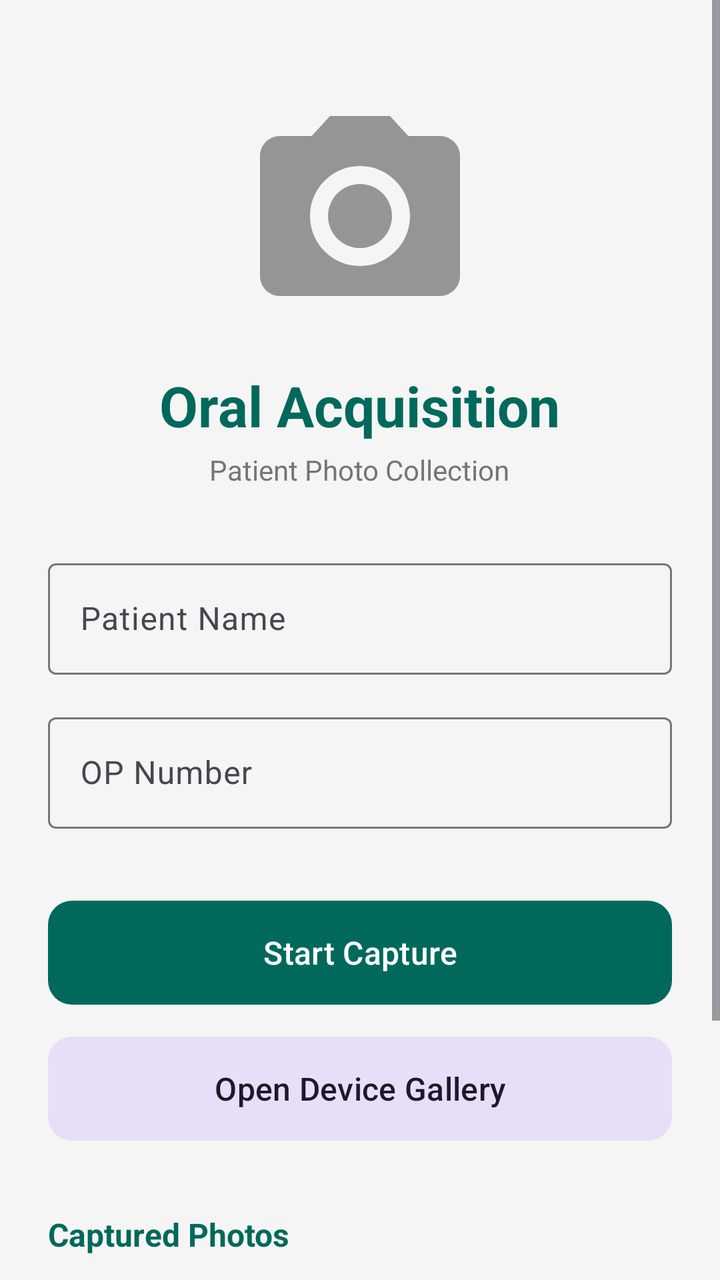
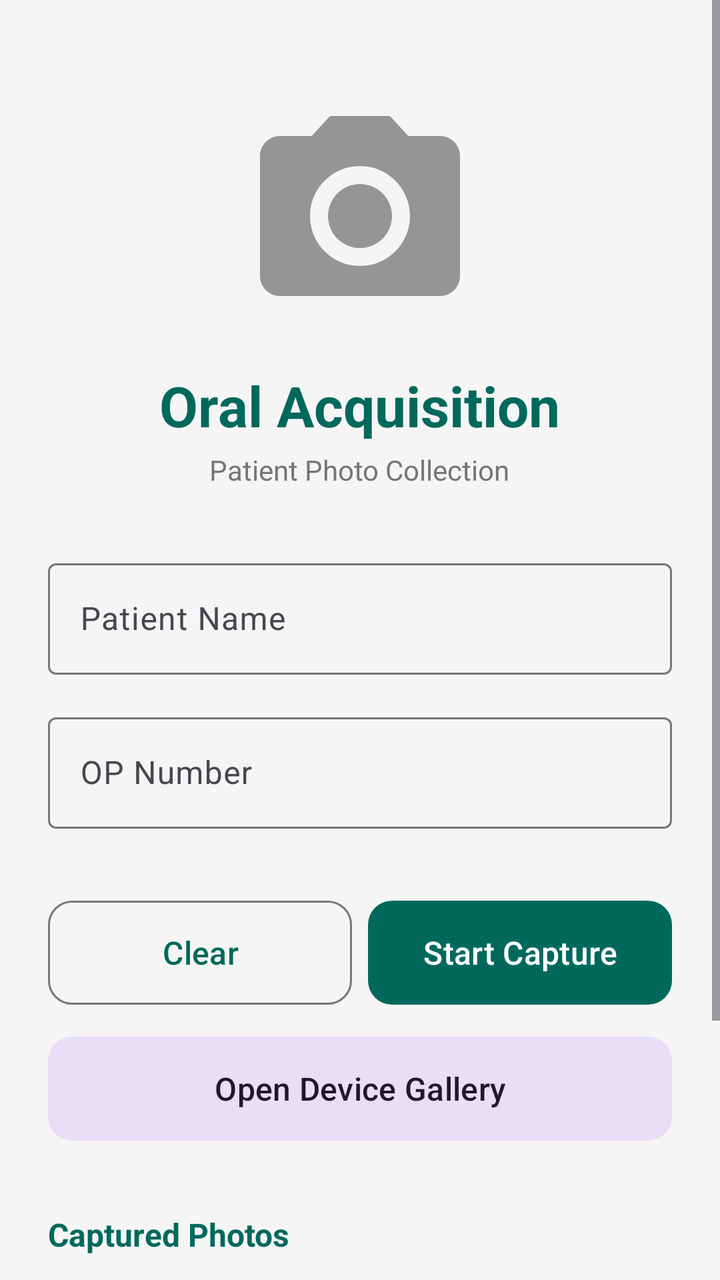

The first picture is an Android layout as it rendered before a commit; the second is the same layout after the commit. The layout source and the unified diff follow.
<!-- AndroidManifest.xml: application theme Theme.OralAcquisition -->
<!-- res/layout/activity_main.xml -->
<?xml version="1.0" encoding="utf-8"?>
<ScrollView xmlns:android="http://schemas.android.com/apk/res/android"
    android:layout_width="match_parent"
    android:layout_height="match_parent"
    android:background="@color/background"
    android:fillViewport="true">

    <LinearLayout
        android:layout_width="match_parent"
        android:layout_height="wrap_content"
        android:orientation="vertical"
        android:padding="24dp">

        <ImageView
            android:layout_width="120dp"
            android:layout_height="120dp"
            android:layout_gravity="center_horizontal"
            android:layout_marginTop="24dp"
            android:contentDescription="@string/app_name"
            android:src="@drawable/ic_camera_placeholder" />

        <TextView
            android:layout_width="wrap_content"
            android:layout_height="wrap_content"
            android:layout_gravity="center_horizontal"
            android:layout_marginTop="16dp"
            android:text="@string/app_name"
            android:textColor="@color/primary"
            android:textSize="28sp"
            android:textStyle="bold" />

        <TextView
            android:layout_width="wrap_content"
            android:layout_height="wrap_content"
            android:layout_gravity="center_horizontal"
            android:layout_marginTop="4dp"
            android:text="Patient Photo Collection"
            android:textColor="@color/text_secondary"
            android:textSize="14sp" />

        <com.google.android.material.textfield.TextInputLayout
            android:layout_width="match_parent"
            android:layout_height="wrap_content"
            android:layout_marginTop="32dp"
            style="@style/Widget.Material3.TextInputLayout.OutlinedBox">
            
            <com.google.android.material.textfield.TextInputEditText
                android:id="@+id/etPatientName"
                android:layout_width="match_parent"
                android:layout_height="wrap_content"
                android:hint="Patient Name"
                android:inputType="textPersonName"
                android:maxLines="1"
                android:textColor="@color/text_primary" />
        </com.google.android.material.textfield.TextInputLayout>

        <com.google.android.material.textfield.TextInputLayout
            android:layout_width="match_parent"
            android:layout_height="wrap_content"
            android:layout_marginTop="16dp"
            style="@style/Widget.Material3.TextInputLayout.OutlinedBox">

            <com.google.android.material.textfield.TextInputEditText
                android:id="@+id/etOpNumber"
                android:layout_width="match_parent"
                android:layout_height="wrap_content"
                android:hint="OP Number"
                android:inputType="textCapCharacters"
                android:maxLines="1"
                android:textColor="@color/text_primary" />
        </com.google.android.material.textfield.TextInputLayout>

        <com.google.android.material.button.MaterialButton
            android:id="@+id/btnStart"
            android:layout_width="match_parent"
            android:layout_height="60dp"
            android:layout_marginTop="32dp"
            android:text="Start Capture"
            android:textSize="16sp"
            app:cornerRadius="12dp"
            xmlns:app="http://schemas.android.com/apk/res-auto" />
            
        <com.google.android.material.button.MaterialButton
            android:id="@+id/btnOpenGallery"
            android:layout_width="match_parent"
            android:layout_height="60dp"
            android:layout_marginTop="8dp"
            android:text="Open Device Gallery"
            android:textSize="16sp"
            style="@style/Widget.Material3.Button.TonalButton"
            app:cornerRadius="12dp"
            xmlns:app="http://schemas.android.com/apk/res-auto" />

        <TextView
            android:layout_width="match_parent"
            android:layout_height="wrap_content"
            android:layout_marginTop="32dp"
            android:text="Captured Photos"
            android:textColor="@color/primary"
            android:textSize="16sp"
            android:textStyle="bold" />

        <com.google.android.material.textfield.TextInputLayout
            android:layout_width="match_parent"
            android:layout_height="wrap_content"
            android:layout_marginTop="16dp"
            android:layout_marginBottom="16dp"
            style="@style/Widget.Material3.TextInputLayout.OutlinedBox.Dense">
            
            <com.google.android.material.textfield.TextInputEditText
                android:id="@+id/etSearchGallery"
                android:layout_width="match_parent"
                android:layout_height="wrap_content"
                android:hint="Search Patient ID or Image Type"
                android:inputType="text"
                android:maxLines="1"
                android:textColor="@color/text_primary" />
        </com.google.android.material.textfield.TextInputLayout>

        <TextView
            android:id="@+id/tvGalleryEmpty"
            android:layout_width="match_parent"
            android:layout_height="wrap_content"
            android:layout_marginTop="8dp"
            android:paddingBottom="16dp"
            android:text="No photos match your search"
            android:textColor="@color/text_secondary"
            android:textSize="13sp" />

        <androidx.recyclerview.widget.RecyclerView
            android:id="@+id/rvGallery"
            android:layout_width="match_parent"
            android:layout_height="wrap_content"
            android:nestedScrollingEnabled="false"
            android:paddingBottom="24dp" />

    </LinearLayout>
</ScrollView>
<!-- resources referenced by this layout -->
<resources>
  <color name="background">#F5F5F5</color>
  <color name="primary">#00695C</color>
  <color name="text_primary">#212121</color>
  <color name="text_secondary">#757575</color>
  <!-- drawable ic_camera_placeholder (drawable) -->
  <vector xmlns:android="http://schemas.android.com/apk/res/android"
      android:width="24dp"
      android:height="24dp"
      android:viewportWidth="24"
      android:viewportHeight="24"
      android:tint="#959595">
      <path
          android:fillColor="@android:color/white"
          android:pathData="M12,12m-3.2,0a3.2,3.2 0,1 1,6.4 0a3.2,3.2 0,1 1,-6.4 0" />
      <path
          android:fillColor="@android:color/white"
          android:pathData="M9,2L7.17,4H4c-1.1,0 -2,0.9 -2,2v12c0,1.1 0.9,2 2,2h16c1.1,0 2,-0.9 2,-2V6c0,-1.1 -0.9,-2 -2,-2h-3.17L15,2H9zm3,15c-2.76,0 -5,-2.24 -5,-5s2.24,-5 5,-5 5,2.24 5,5 -2.24,5 -5,5z" />
  </vector>
  <string name="app_name">Oral Acquisition</string>
  <style name="Theme.OralAcquisition" parent="Theme.Material3.Light.NoActionBar">
          <item name="colorPrimary">@color/primary</item>
          <item name="colorPrimaryDark">@color/primary_dark</item>
          <item name="colorAccent">@color/primary</item>
          <item name="android:statusBarColor">@color/primary_dark</item>
      </style>
  <color name="primary_dark">#004D40</color>
</resources>

<!-- the commit's change to res/layout/activity_main.xml (unified diff, before → after) -->
@@ -70,15 +70,34 @@
                 android:textColor="@color/text_primary" />
         </com.google.android.material.textfield.TextInputLayout>
 
-        <com.google.android.material.button.MaterialButton
-            android:id="@+id/btnStart"
+        <LinearLayout
             android:layout_width="match_parent"
-            android:layout_height="60dp"
-            android:layout_marginTop="32dp"
-            android:text="Start Capture"
-            android:textSize="16sp"
-            app:cornerRadius="12dp"
-            xmlns:app="http://schemas.android.com/apk/res-auto" />
+            android:layout_height="wrap_content"
+            android:orientation="horizontal"
+            android:layout_marginTop="32dp">
+
+            <com.google.android.material.button.MaterialButton
+                android:id="@+id/btnClear"
+                android:layout_width="0dp"
+                android:layout_height="60dp"
+                android:layout_weight="1"
+                android:layout_marginEnd="8dp"
+                android:text="Clear"
+                android:textSize="16sp"
+                style="@style/Widget.Material3.Button.OutlinedButton"
+                app:cornerRadius="12dp"
+                xmlns:app="http://schemas.android.com/apk/res-auto" />
+
+            <com.google.android.material.button.MaterialButton
+                android:id="@+id/btnStart"
+                android:layout_width="0dp"
+                android:layout_height="60dp"
+                android:layout_weight="1"
+                android:text="Start Capture"
+                android:textSize="16sp"
+                app:cornerRadius="12dp"
+                xmlns:app="http://schemas.android.com/apk/res-auto" />
+        </LinearLayout>
             
         <com.google.android.material.button.MaterialButton
             android:id="@+id/btnOpenGallery"
